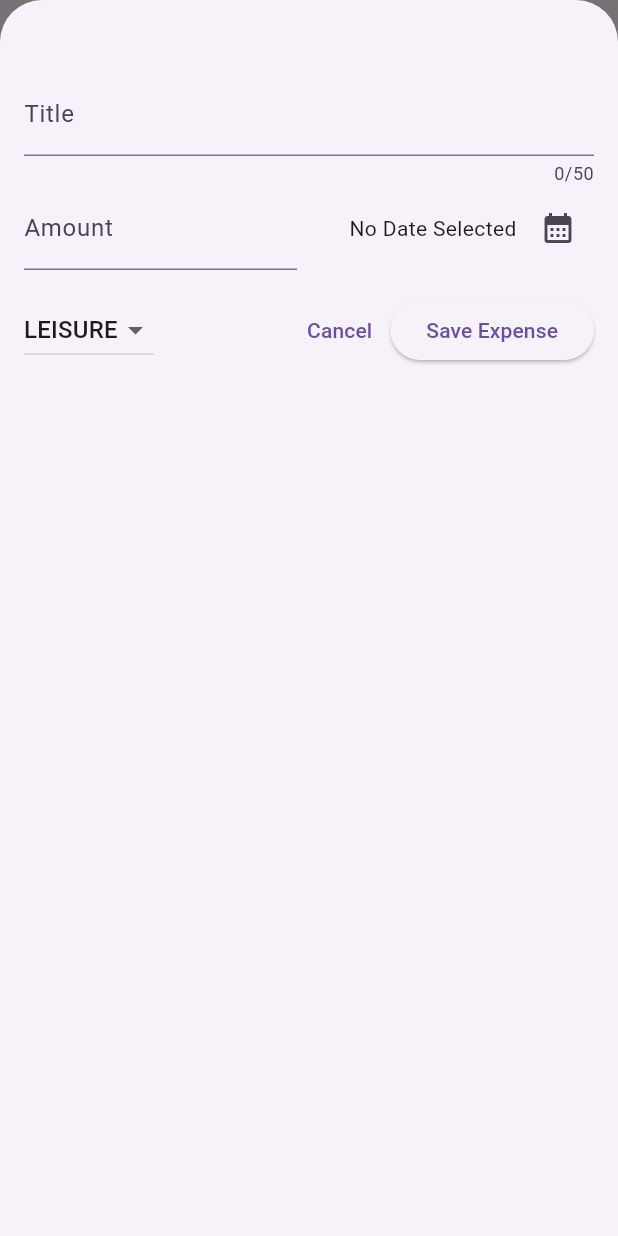
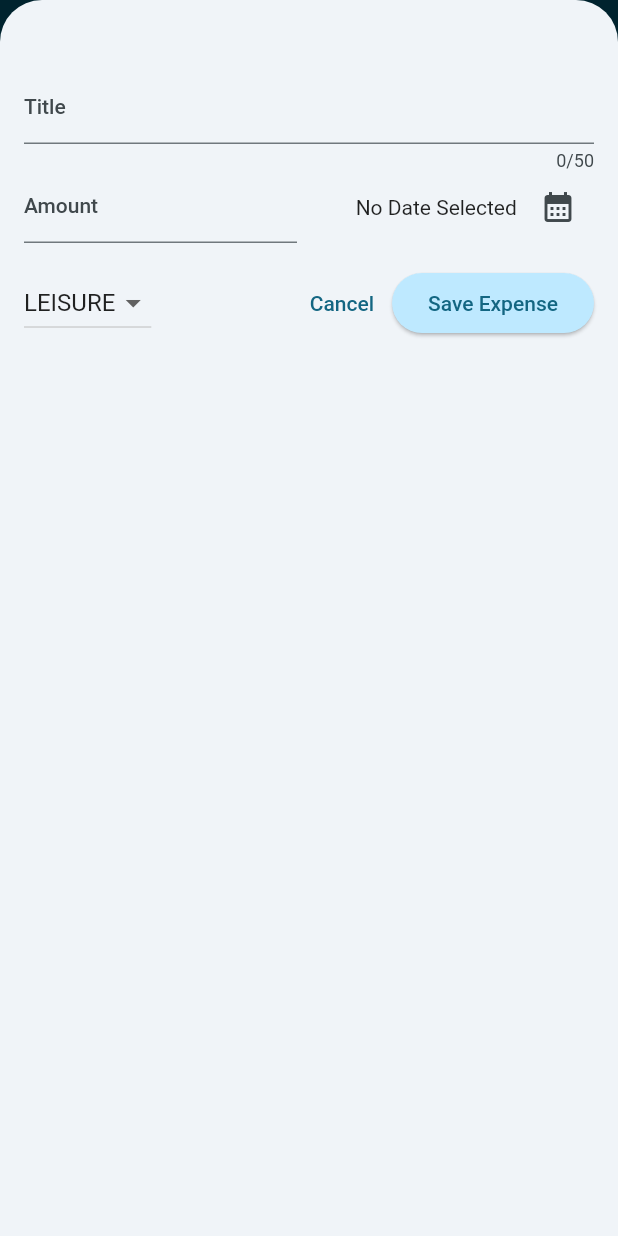
Before and after one commit to shariar99/Todo_apps_in_flutter, a Flutter app: the screen it shows after launch, after a tap on the "add" icon, on a phone screen of 412 x 824 dp. Run offline on Flutter 3.47's test engine with Material 2 defaults, Android fonts, the phone set to English and light mode, and no system bars.

Commit message:
customize theme

```diff
--- a/lib/main.dart
+++ b/lib/main.dart
@@ -1,10 +1,37 @@
 import 'package:flutter/material.dart';
 import 'package:todo/expenses.dart';
 
-void main(){
+void main() {
+  var kColorSceme = ColorScheme.fromSeed(
+    seedColor: const Color.fromARGB(255, 2, 156, 200),
+  );
+
   runApp(
-     MaterialApp(
-      theme: ThemeData(useMaterial3: true),
+    MaterialApp(
+      theme: ThemeData().copyWith(
+        useMaterial3: true,
+        colorScheme: kColorSceme,
+        appBarTheme: const AppBarTheme().copyWith(
+          backgroundColor: kColorSceme.onPrimaryContainer,
+          foregroundColor: kColorSceme.primaryContainer,
+        ),
+        cardTheme: const CardTheme().copyWith(
+          color: kColorSceme.primaryContainer,
+          margin: const EdgeInsets.symmetric(horizontal: 16, vertical: 8),
+        ),
+        elevatedButtonTheme: ElevatedButtonThemeData(
+          style: ElevatedButton.styleFrom(
+            backgroundColor: kColorSceme.primaryContainer,
+          ),
+        ),
+        textTheme: ThemeData().textTheme.copyWith(
+              titleLarge: TextStyle(
+                fontWeight: FontWeight.normal,
+                color: kColorSceme.onSecondaryContainer,
+                fontSize: 20,
+              ),
+            ),
+      ),
       home: const Expenses(),
     ),
   );
--- a/lib/widgets/widgets_list/expense_item.dart
+++ b/lib/widgets/widgets_list/expense_item.dart
@@ -17,8 +17,12 @@ class ExpenseItem extends StatelessWidget {
             vertical: 16,
           ),
           child: Column(
+            crossAxisAlignment: CrossAxisAlignment.start,
             children: [
-              Text(expense.title),
+              Text(
+                expense.title,
+                style: Theme.of(context).textTheme.titleLarge,
+              ),
               const SizedBox(
                 height: 4,
               ),
--- a/lib/widgets/widgets_list/expenses_list.dart
+++ b/lib/widgets/widgets_list/expenses_list.dart
@@ -17,6 +17,12 @@ class ExpensesList extends StatelessWidget {
     return ListView.builder(
       itemCount: expenses.length,
       itemBuilder: (ctx, index) => Dismissible(
+        background: Container(
+          color: Theme.of(context).colorScheme.error.withOpacity(0.25),
+          margin: EdgeInsets.symmetric(
+            horizontal: Theme.of(context).cardTheme.margin!.horizontal,
+          ),
+        ),
         key: ValueKey(expenses[index]),
         onDismissed: (direction) {
           onRemoveExpense(expenses[index]);
```
